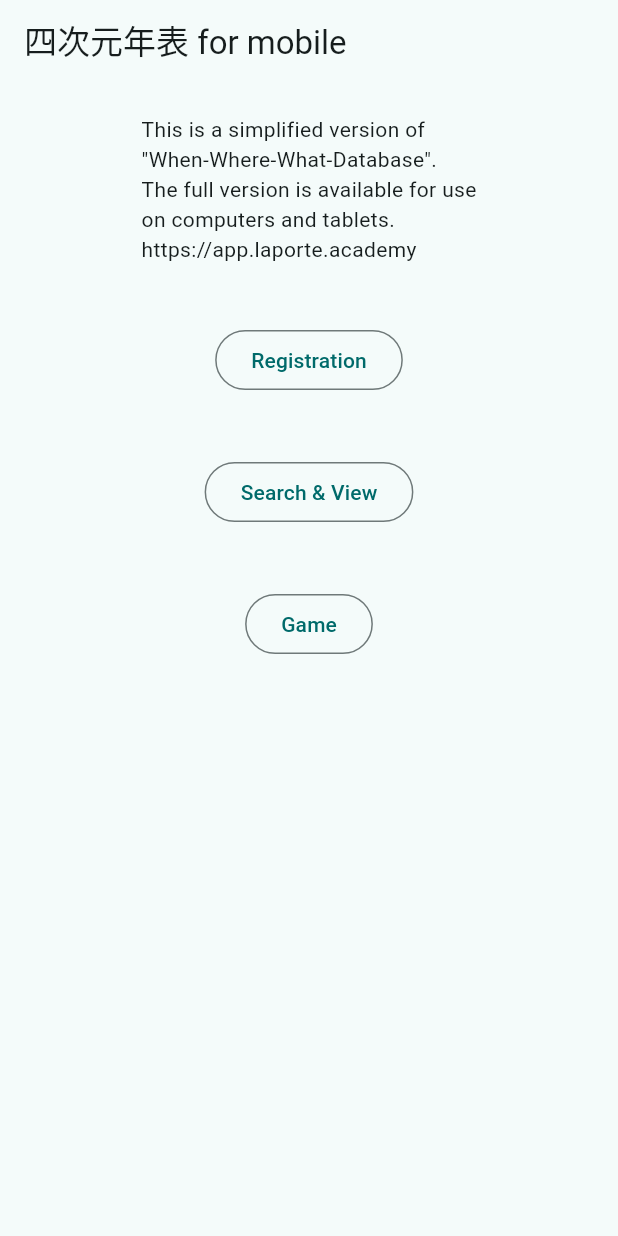
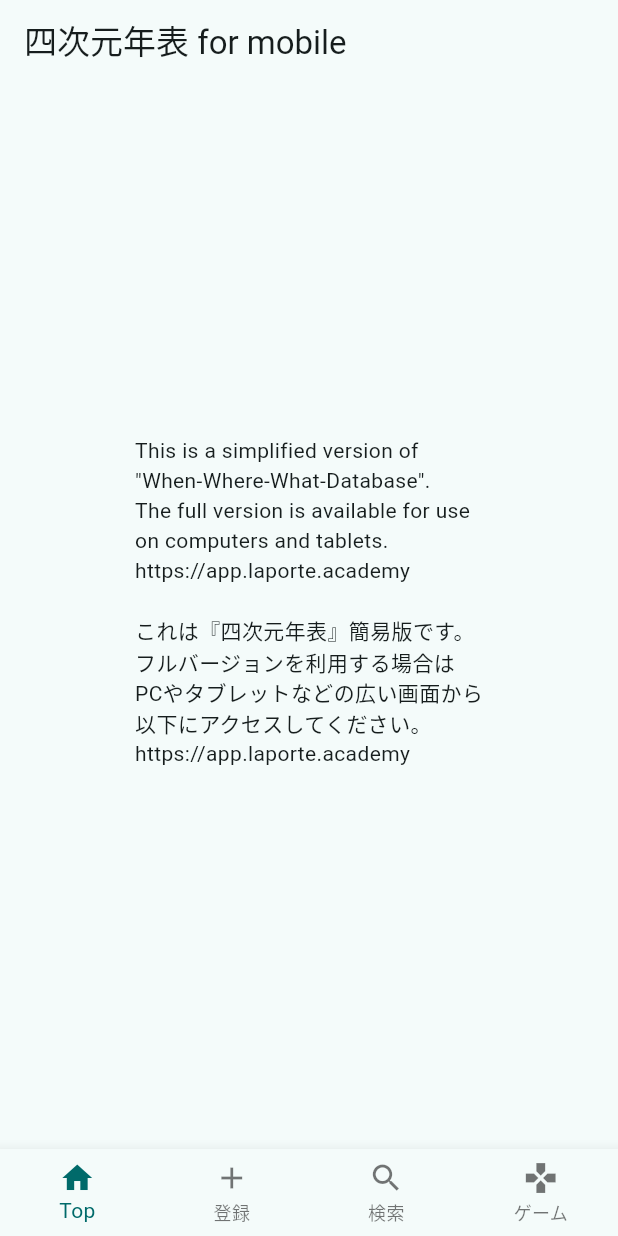
Before and after one commit to dongri727/chronomap-mobile, a Flutter app: the screen it shows after launch, on a phone screen of 412 x 824 dp. Run offline on Flutter 3.47's test engine with Material 3 defaults, Android fonts, the phone set to English and light mode, and no system bars; missing offline and left inert: acorn_client, serverpod_auth_shared_flutter, serverpod_flutter.

Commit message:
bottomナビゲーションバー、日本語化

```diff
--- a/lib/game_page.dart
+++ b/lib/game_page.dart
@@ -81,7 +81,7 @@ class GamePageState extends State<GamePage> {
   Widget build(BuildContext context) {
     return Scaffold(
       appBar: AppBar(
-        title: const Text('Game Page'),
+        title: const Text('Game'),
       ),
       body: options.isNotEmpty
           ? Column(
@@ -89,7 +89,8 @@ class GamePageState extends State<GamePage> {
               children: [
                 !answered
                     ? const Text(
-                        'Arrange items in chronological order',
+                        'Arrange items in chronological order\n'
+                        'カードを正しい順序に並べ替えてください',
                         style: TextStyle(fontSize: 18),
                       )
                     : Text(
--- a/lib/index_page.dart
+++ b/lib/index_page.dart
@@ -12,71 +12,24 @@ class IndexPage extends StatelessWidget {
       appBar: AppBar(
         title: const Text('四次元年表 for mobile'),
       ),
-      body: Center(
-        child: Column(
-          children: [
+      body: const Center(
+        child: Padding(
+          padding: EdgeInsets.all(20.0),
+          // todo テキストをかっこよくする。
+          child: Text(
+              'This is a simplified version of\n'
+              '"When-Where-What-Database".\n'
+              'The full version is available for use\n'
+              'on computers and tablets.\n'
+              'https://app.laporte.academy\n'
+              '\n'
+              'これは『四次元年表』簡易版です。 \n'
+              'フルバージョンを利用する場合は\n'
+                  'PCやタブレットなどの広い画面から\n'
+              '以下にアクセスしてください。\n'
+              'https://app.laporte.academy\n'
 
-            Column(
-              children: [
-                const Padding(
-                  padding: EdgeInsets.all(20.0),
-                  // todo テキストをかっこよくする。
-                  child: Text('This is a simplified version of\n'
-                      '"When-Where-What-Database".\n'
-                      'The full version is available for use\n'
-                      'on computers and tablets.\n'
-                      'https://app.laporte.academy'),
-                ),
-                Padding(
-                  padding: const EdgeInsets.all(20.0),
-                  child: OutlinedButton(
-                    onPressed: () {
-                      Navigator.push<String>(
-                        context,
-                        MaterialPageRoute(
-                          builder: (context) => const RegisterPage(),
-                        ),
-                      );
-                    },
-                    child: const Text(
-                      "Registration",
-                    ),
-                  ),
-                ),
-                Padding(
-                  padding: const EdgeInsets.all(20.0),
-                  child: OutlinedButton(
-                    onPressed: () {
-                      Navigator.push<String>(
-                        context,
-                        MaterialPageRoute(
-                          builder: (context) => const SearchPage(),
-                        ),
-                      );
-                    },
-                    child: const Text(
-                      "Search & View",
-                    ),
-                  ),
-                ),
-                Padding(
-                  padding: const EdgeInsets.all(20.0),
-                  child: OutlinedButton(
-                    onPressed: () {
-                      Navigator.push<String>(
-                        context,
-                        MaterialPageRoute(
-                          builder: (context) => const GamePage(),
-                        ),
-                      );
-                    },
-                    child: const Text(
-                      "Game",
-                    ),
-                  ),
-                ),
-              ],
-            ),],
+          ),
         ),
       ),
     );
--- a/lib/main.dart
+++ b/lib/main.dart
@@ -1,9 +1,9 @@
 import 'package:acorn_client/acorn_client.dart';
+import 'package:chronomap_mobile/tab.dart';
 import 'package:chronomap_mobile/timeline/bloc_provider.dart';
 import 'package:chronomap_mobile/timeline/timeline.dart';
 import 'package:flutter/material.dart';
 
-import 'index_page.dart';
 import 'seerverpod_client.dart';
 
 void main() async {
@@ -28,7 +28,7 @@ class MyApp extends StatelessWidget {
           colorSchemeSeed: const Color(0xFF2f4f4f),
           brightness: Brightness.light,
         ),
-        home: const IndexPage(),
+        home: const TabWidget(),
       ),
     );
   }
--- a/lib/register/register_model.dart
+++ b/lib/register/register_model.dart
@@ -199,9 +199,9 @@ class RegisterModel extends ChangeNotifier {
             affair: newName,
             location: selectedCountry,
             precise: " ",
-            xCoordinate: x3d,
-            yCoordinate: y3d,
-            zCoordinate: z3d,
+            xCoordinate: x3d * newCoefficient,
+            yCoordinate: y3d * newCoefficient,
+            zCoordinate: z3d * newCoefficient,
             coefficient: newCoefficient);
         await client.withGlobe.addWithGlobe(withGlobe);
 
--- a/lib/search_page.dart
+++ b/lib/search_page.dart
@@ -71,7 +71,7 @@ class SearchPageState extends State<SearchPage> {
           buttonText: 'index',
         ),
         leadingWidth: 80,
-        title: const Text('ChronoMap Search'),
+        title: const Text('国名で検索できます'),
       ),
       endDrawer: Drawer(
         child: ListView(
--- /dev/null
+++ b/lib/tab.dart
@@ -0,0 +1,51 @@
+import 'package:chronomap_mobile/register/register_page.dart';
+import 'package:flutter/material.dart';
+import 'game_page.dart';
+import 'index_page.dart';
+import 'search_page.dart';
+
+class TabWidget extends StatefulWidget {
+  const TabWidget({super.key});
+
+  @override
+  State<TabWidget> createState() => _TabWidgetState();
+}
+
+class _TabWidgetState extends State<TabWidget> {
+  static const _screens = [
+    IndexPage(),
+    RegisterPage(),
+    SearchPage(),
+    GamePage(),
+  ];
+
+  int _selectedIndex = 0;
+
+  void _onItemTapped(int index) {
+    setState(() {
+      _selectedIndex = index;
+    });
+  }
+
+  @override
+  Widget build(BuildContext context) {
+    return Scaffold(
+        body: IndexedStack(
+          index: _selectedIndex,
+          children: _screens,
+        ),
+        bottomNavigationBar: BottomNavigationBar(
+          currentIndex: _selectedIndex,
+          onTap: _onItemTapped,
+          items: const <BottomNavigationBarItem>[
+            BottomNavigationBarItem(icon: Icon(Icons.home), label: 'Top'),
+            BottomNavigationBarItem(
+                icon: Icon(Icons.add), label: '登録'),
+            BottomNavigationBarItem(icon: Icon(Icons.search), label: '検索'),
+
+            BottomNavigationBarItem(icon: Icon(Icons.games), label: 'ゲーム'),
+          ],
+          type: BottomNavigationBarType.fixed,
+        ));
+  }
+}
```
